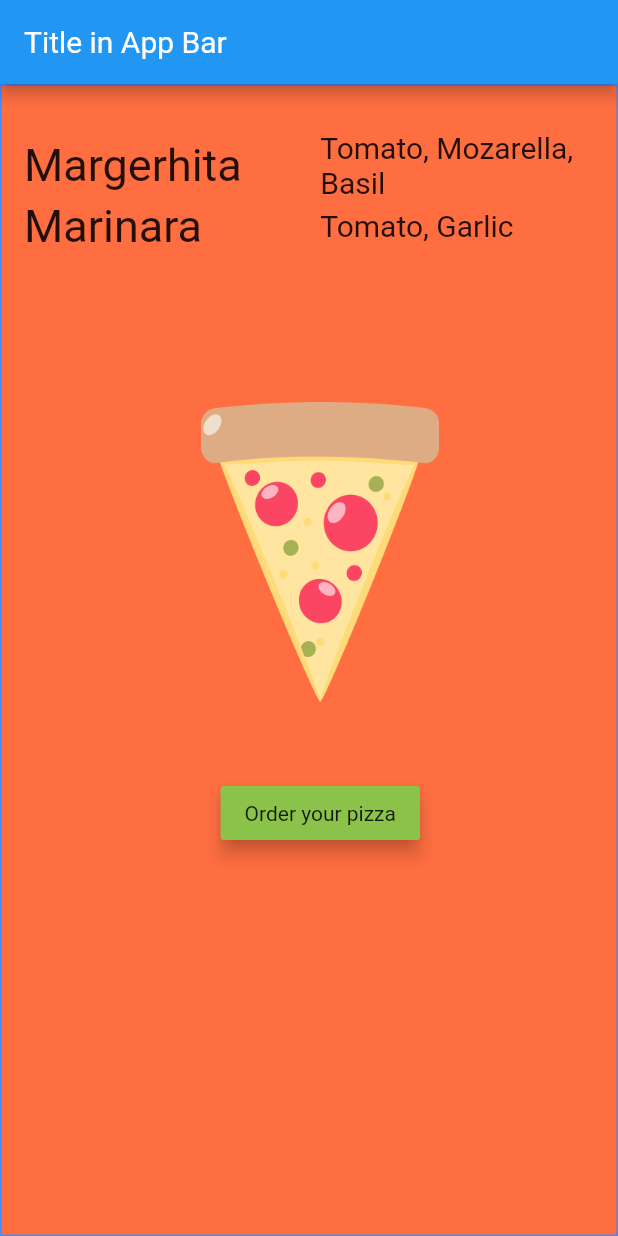
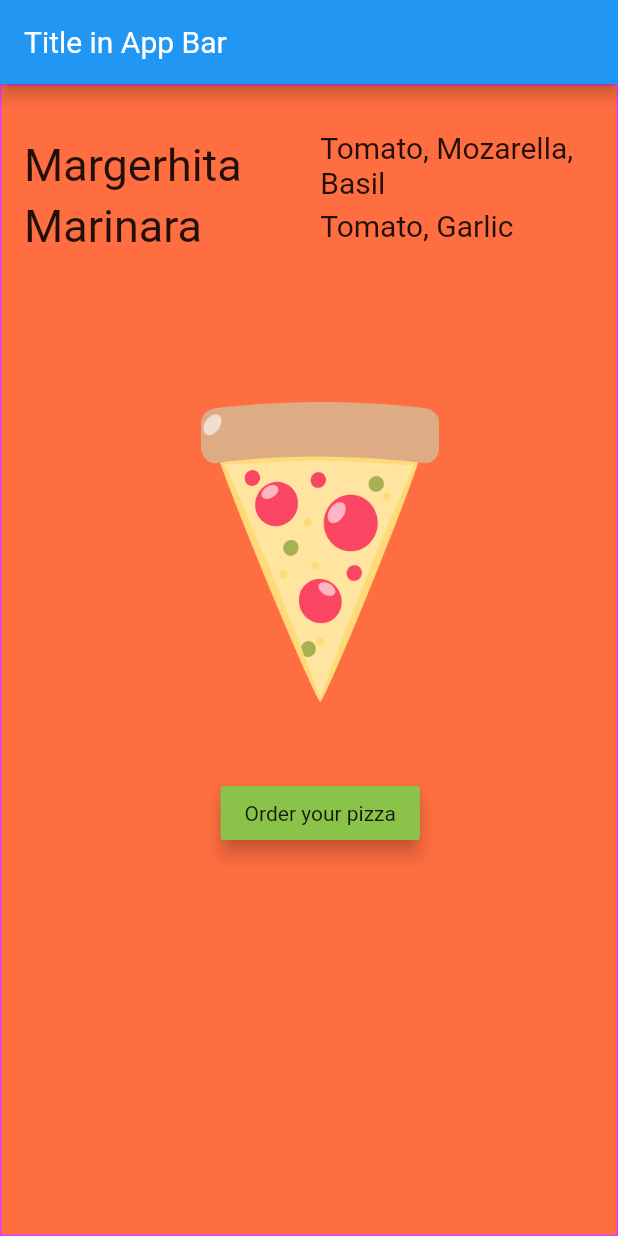
Before and after one commit to craigmillsuk/flutter_application, a Flutter app: the screen it shows after launch, on a phone screen of 412 x 824 dp. Run offline on Flutter 3.47's test engine with Material 2 defaults, Android fonts, the phone set to English and light mode, and no system bars.

Commit message:
More structural changes

```diff
--- /dev/null
+++ b/lib/Pizza/Margerhita.dart
@@ -0,0 +1,28 @@
+import 'package:flutter/cupertino.dart';
+
+
+class MargerhitaWidget extends StatelessWidget {
+  @override
+  Widget build(BuildContext context) {
+     return Row(children: <Widget>[
+              Expanded(child: Text("Margerhita",
+                textDirection: TextDirection.ltr,
+                style: TextStyle(
+                fontSize: 30.0,
+                fontFamily: 'Roboto',
+                fontWeight: FontWeight.w300,
+              ),
+            ),
+            ),
+              Expanded(child: Text("Tomato, Mozarella, Basil",
+                textDirection: TextDirection.ltr,
+                style: TextStyle(
+                fontSize: 20.0,
+                fontFamily: 'Roboto',
+                fontWeight: FontWeight.w300,
+                ),
+              ),
+              )
+          ]);
+  }
+}
--- /dev/null
+++ b/lib/Pizza/Marinara.dart
@@ -0,0 +1,27 @@
+import 'package:flutter/cupertino.dart';
+
+class MarinaraWidget extends StatelessWidget {
+  @override
+  Widget build(BuildContext context) {
+   return Row(children: <Widget>[
+              Expanded(child: Text("Marinara",
+                textDirection: TextDirection.ltr,
+                style: TextStyle(
+                fontSize: 30.0,
+                fontFamily: 'Roboto',
+                fontWeight: FontWeight.w300,
+              ),
+            ),
+            ),
+              Expanded(child: Text("Tomato, Garlic",
+                textDirection: TextDirection.ltr,
+                style: TextStyle(
+                fontSize: 20.0,
+                fontFamily: 'Roboto',
+                fontWeight: FontWeight.w300,
+                ),
+              ),
+              )
+          ]);
+  }
+}
--- a/lib/widgets/PizzaColumn.dart
+++ b/lib/widgets/PizzaColumn.dart
@@ -1,63 +1,25 @@
-import 'dart:ui';
 import 'package:flutter/material.dart';
+import 'package:hello_world/Pizza/Margerhita.dart';
+import 'package:hello_world/Pizza/Marinara.dart';
 import 'package:hello_world/widgets/PizzaImage.dart';
 import 'package:hello_world/widgets/OrderButton.dart';
 
 class PizzaColumnWidget extends StatelessWidget {
    @override
   Widget build(BuildContext context) {
-    return Center(
-      child:Container(
+    return Container(
       alignment: Alignment.center,
       padding: EdgeInsets.only(top:30.0, left:15.0),
       decoration: BoxDecoration(
-        border: Border.all(color: Colors.blueAccent),
+        border: Border.all(color: Colors.purpleAccent),
         color: Colors.deepOrangeAccent,
       ),
       child: Column(children: <Widget>[
-            Row(children: <Widget>[
-              Expanded(child: Text("Margerhita",
-                textDirection: TextDirection.ltr,
-                style: TextStyle(
-                fontSize: 30.0,
-                fontFamily: 'Roboto',
-                fontWeight: FontWeight.w300,
-              ),
-            ),
-            ),
-              Expanded(child: Text("Tomato, Mozarella, Basil",
-                textDirection: TextDirection.ltr,
-                style: TextStyle(
-                fontSize: 20.0,
-                fontFamily: 'Roboto',
-                fontWeight: FontWeight.w300,
-                ),
-              ),
-              )
-          ]),
-          Row(children: <Widget>[
-              Expanded(child: Text("Marinara",
-                textDirection: TextDirection.ltr,
-                style: TextStyle(
-                fontSize: 30.0,
-                fontFamily: 'Roboto',
-                fontWeight: FontWeight.w300,
-              ),
-            ),
-            ),
-              Expanded(child: Text("Tomato, Garlic",
-                textDirection: TextDirection.ltr,
-                style: TextStyle(
-                fontSize: 20.0,
-                fontFamily: 'Roboto',
-                fontWeight: FontWeight.w300,
-                ),
-              ),
-              )
-          ]),
-          PizzaImageWidget(),
-          OrderButton(),
+        MargerhitaWidget(),
+        MarinaraWidget(),
+        PizzaImageWidget(),
+        OrderButton(),
       ]),
-    ));
+    );
   }
 }
```
